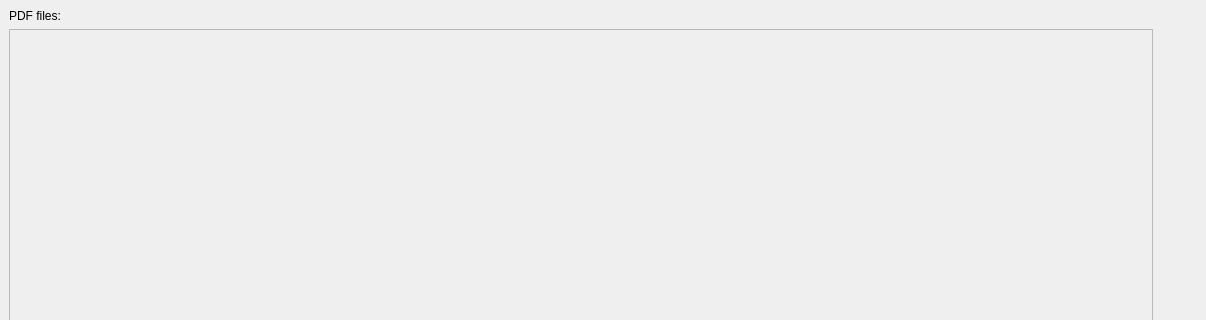
First picture: the form in ui/windows/pdf_viewer.ui, repository TheCodingJsoftware/Invigo, before the edit; both pictures show x 0 to 1206 and y 0 to 320 of the 1206 by 887 pixel window.
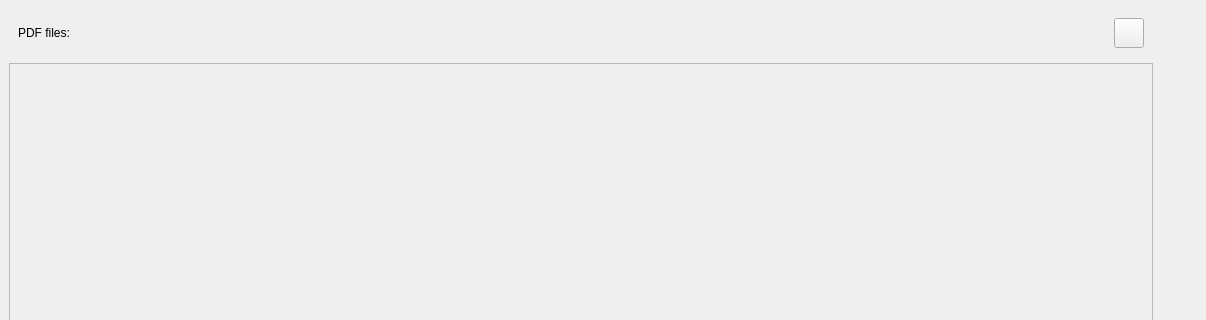
Second picture: the form after the edit. Icons and pictures are not drawn.

Commit message: print fix. copy fix. file fix.

```diff
--- a/ui/windows/pdf_viewer.ui
+++ b/ui/windows/pdf_viewer.ui
@@ -26,11 +26,58 @@
       <widget class="QWidget" name="verticalLayoutWidget_2">
        <layout class="QVBoxLayout" name="verticalLayout_3">
         <item>
-         <widget class="QLabel" name="label">
-          <property name="text">
-           <string>PDF files:</string>
+         <layout class="QHBoxLayout" name="horizontalLayout_2" stretch="1,0">
+          <property name="leftMargin">
+           <number>9</number>
           </property>
-         </widget>
+          <property name="topMargin">
+           <number>9</number>
+          </property>
+          <property name="rightMargin">
+           <number>9</number>
+          </property>
+          <property name="bottomMargin">
+           <number>9</number>
+          </property>
+          <item>
+           <widget class="QLabel" name="label">
+            <property name="text">
+             <string>PDF files:</string>
+            </property>
+           </widget>
+          </item>
+          <item>
+           <widget class="QPushButton" name="pushButton_print">
+            <property name="sizePolicy">
+             <sizepolicy hsizetype="Fixed" vsizetype="Fixed">
+              <horstretch>0</horstretch>
+              <verstretch>0</verstretch>
+             </sizepolicy>
+            </property>
+            <property name="minimumSize">
+             <size>
+              <width>30</width>
+              <height>30</height>
+             </size>
+            </property>
+            <property name="maximumSize">
+             <size>
+              <width>30</width>
+              <height>30</height>
+             </size>
+            </property>
+            <property name="text">
+             <string/>
+            </property>
+            <property name="icon">
+             <iconset theme="document-print"/>
+            </property>
+            <property name="shortcut">
+             <string>Ctrl+P</string>
+            </property>
+           </widget>
+          </item>
+         </layout>
         </item>
         <item>
          <widget class="QScrollArea" name="scrollArea">
@@ -54,8 +101,8 @@
             <rect>
              <x>0</x>
              <y>0</y>
-             <width>962</width>
-             <height>846</height>
+             <width>1135</width>
+             <height>811</height>
             </rect>
            </property>
            <layout class="QVBoxLayout" name="verticalLayout_4">
```
Left out of the diff: 2 changed lines with no effect on the pictures. The commit also changes 11 other files.
